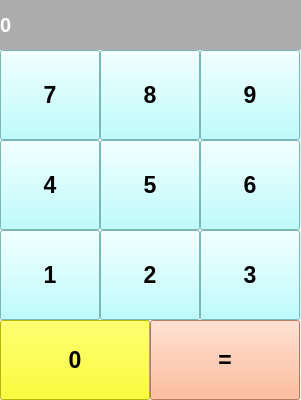
paseidon72/PyQT, file qtfaile.ui: the form before one commit.
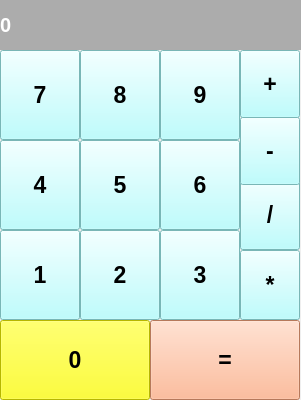
The form after the commit.

Diff of the .ui file:
```diff
--- a/qtfaile.ui
+++ b/qtfaile.ui
@@ -94,7 +94,7 @@
      <rect>
       <x>0</x>
       <y>230</y>
-      <width>100</width>
+      <width>80</width>
       <height>90</height>
      </rect>
     </property>
@@ -115,9 +115,9 @@
    <widget class="QPushButton" name="btn_2">
     <property name="geometry">
      <rect>
-      <x>100</x>
+      <x>80</x>
       <y>230</y>
-      <width>100</width>
+      <width>80</width>
       <height>90</height>
      </rect>
     </property>
@@ -138,9 +138,9 @@
    <widget class="QPushButton" name="btn_3">
     <property name="geometry">
      <rect>
-      <x>200</x>
+      <x>160</x>
       <y>230</y>
-      <width>100</width>
+      <width>80</width>
       <height>90</height>
      </rect>
     </property>
@@ -163,7 +163,7 @@
      <rect>
       <x>0</x>
       <y>140</y>
-      <width>100</width>
+      <width>80</width>
       <height>90</height>
      </rect>
     </property>
@@ -184,9 +184,9 @@
    <widget class="QPushButton" name="btn_5">
     <property name="geometry">
      <rect>
-      <x>100</x>
+      <x>80</x>
       <y>140</y>
-      <width>100</width>
+      <width>80</width>
       <height>90</height>
      </rect>
     </property>
@@ -207,9 +207,9 @@
    <widget class="QPushButton" name="btn_6">
     <property name="geometry">
      <rect>
-      <x>200</x>
+      <x>160</x>
       <y>140</y>
-      <width>100</width>
+      <width>80</width>
       <height>90</height>
      </rect>
     </property>
@@ -232,7 +232,7 @@
      <rect>
       <x>0</x>
       <y>50</y>
-      <width>100</width>
+      <width>80</width>
       <height>90</height>
      </rect>
     </property>
@@ -253,9 +253,9 @@
    <widget class="QPushButton" name="btn_8">
     <property name="geometry">
      <rect>
-      <x>100</x>
+      <x>80</x>
       <y>50</y>
-      <width>100</width>
+      <width>80</width>
       <height>90</height>
      </rect>
     </property>
@@ -276,9 +276,9 @@
    <widget class="QPushButton" name="btn_9">
     <property name="geometry">
      <rect>
-      <x>200</x>
+      <x>160</x>
       <y>50</y>
-      <width>100</width>
+      <width>80</width>
       <height>90</height>
      </rect>
     </property>
@@ -296,6 +296,98 @@
      <string>9</string>
     </property>
    </widget>
+   <widget class="QPushButton" name="btn_multiplication">
+    <property name="geometry">
+     <rect>
+      <x>240</x>
+      <y>250</y>
+      <width>60</width>
+      <height>70</height>
+     </rect>
+    </property>
+    <property name="font">
+     <font>
+      <pointsize>17</pointsize>
+      <weight>75</weight>
+      <bold>true</bold>
+     </font>
+    </property>
+    <property name="styleSheet">
+     <string notr="true">background-color: rgb(170, 255, 255);</string>
+    </property>
+    <property name="text">
+     <string>*</string>
+    </property>
+   </widget>
+   <widget class="QPushButton" name="btn_divide">
+    <property name="geometry">
+     <rect>
+      <x>240</x>
+      <y>180</y>
+      <width>60</width>
+      <height>70</height>
+     </rect>
+    </property>
+    <property name="font">
+     <font>
+      <pointsize>17</pointsize>
+      <weight>75</weight>
+      <bold>true</bold>
+     </font>
+    </property>
+    <property name="styleSheet">
+     <string notr="true">background-color: rgb(170, 255, 255);</string>
+    </property>
+    <property name="text">
+     <string>/</string>
+    </property>
+   </widget>
+   <widget class="QPushButton" name="btn_add">
+    <property name="geometry">
+     <rect>
+      <x>240</x>
+      <y>50</y>
+      <width>60</width>
+      <height>68</height>
+     </rect>
+    </property>
+    <property name="font">
+     <font>
+      <pointsize>17</pointsize>
+      <weight>75</weight>
+      <bold>true</bold>
+     </font>
+    </property>
+    <property name="styleSheet">
+     <string notr="true">background-color: rgb(170, 255, 255);</string>
+    </property>
+    <property name="text">
+     <string>+</string>
+    </property>
+   </widget>
+   <widget class="QPushButton" name="btn_sub">
+    <property name="geometry">
+     <rect>
+      <x>240</x>
+      <y>117</y>
+      <width>60</width>
+      <height>68</height>
+     </rect>
+    </property>
+    <property name="font">
+     <font>
+      <pointsize>17</pointsize>
+      <weight>75</weight>
+      <bold>true</bold>
+     </font>
+    </property>
+    <property name="styleSheet">
+     <string notr="true">background-color: rgb(170, 255, 255);</string>
+    </property>
+    <property name="text">
+     <string>-</string>
+    </property>
+   </widget>
   </widget>
  </widget>
  <resources/>
```
